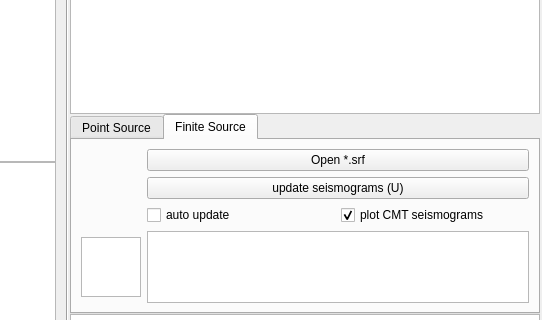
The window that instaseis/gui/qt_window.ui (krischer/instaseis) describes before a commit, drawn with Qt 5; both pictures show x 808 to 1350 and y 109 to 429 of the 1350 by 755 pixel window.
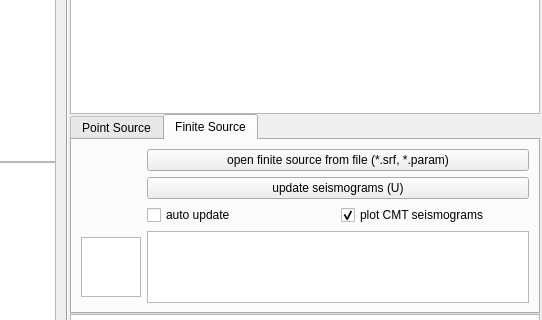
The same window after the commit. The open tabs and pages were chosen to show the change. Custom widgets are drawn as their Qt base class.

Commit message: adding usgs finite source format to gui

```diff
--- a/instaseis/gui/qt_window.ui
+++ b/instaseis/gui/qt_window.ui
@@ -888,7 +888,7 @@
               <item>
                <widget class="QPushButton" name="open_srf_file_button">
                 <property name="text">
-                 <string>Open *.srf</string>
+                 <string>open finite source from file (*.srf, *.param)</string>
                 </property>
                </widget>
               </item>
```
The commit also changes 1 other file.
